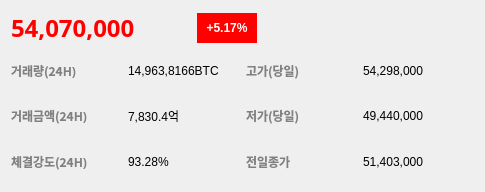
SKYooon1/Cryptocurrency-HTS, file overview.ui: the form before one commit.
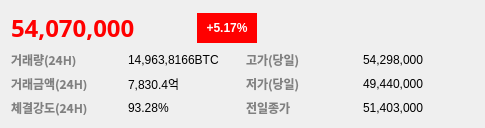
The form after the commit.

Commit message: ui 1차개선

The edit to the form file:
```diff
--- a/overview.ui
+++ b/overview.ui
@@ -7,14 +7,14 @@
     <x>0</x>
     <y>0</y>
     <width>485</width>
-    <height>192</height>
+    <height>108</height>
    </rect>
   </property>
   <property name="windowTitle">
    <string>Form</string>
   </property>
-  <layout class="QVBoxLayout" name="verticalLayout">
-   <item>
+  <layout class="QGridLayout" name="gridLayout_2">
+   <item row="0" column="0">
     <layout class="QHBoxLayout" name="horizontalLayout">
      <item>
       <widget class="QLabel" name="label_1">
@@ -86,7 +86,7 @@
      </item>
     </layout>
    </item>
-   <item>
+   <item row="1" column="0">
     <layout class="QGridLayout" name="gridLayout">
      <item row="2" column="6">
       <widget class="QLabel" name="label_14">
```
The commit also changes 3 other files.
